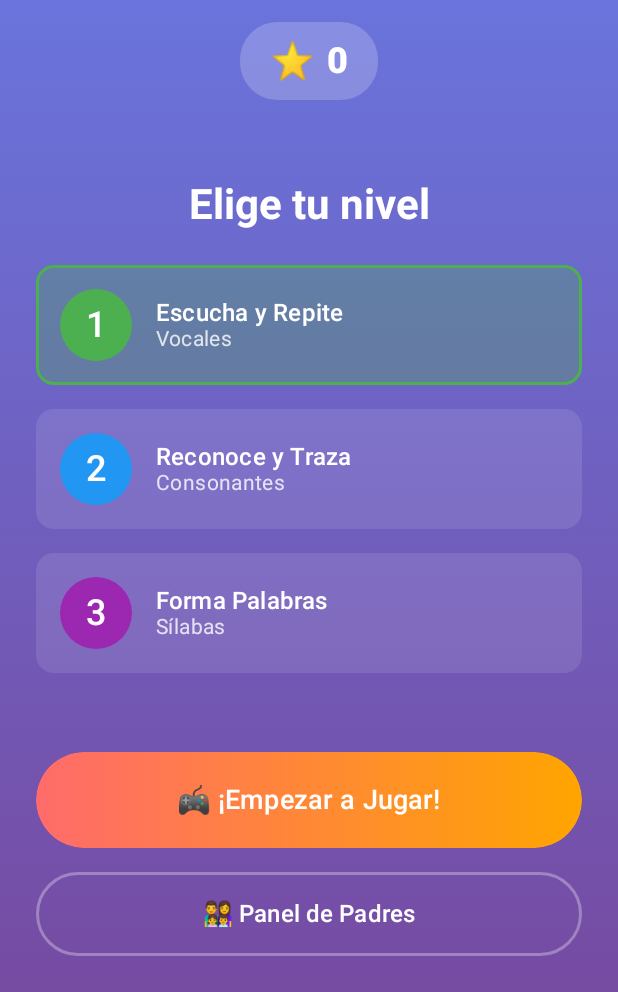
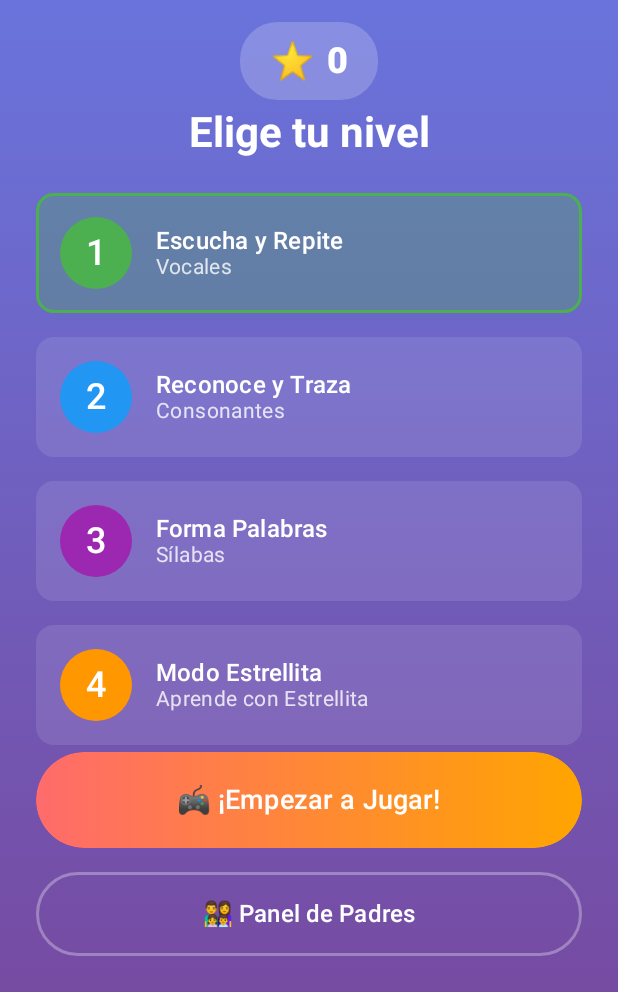
Before and after one commit to ArmandoA88/ABC-aprende-a-leer, an Android app built with Jetpack Compose: the screen it shows after launch (MainActivity), on a phone screen of 412 x 824 dp, the part 244-1236 px from its top. Run offline under Robolectric (Android 15) with nearby library versions, the phone set to English and light mode, and no system bars; our stand-ins replace Dagger/Hilt's generated code, Room's generated code.

Commit message:
estrellita progress

```diff
--- a/app/src/main/java/com/abcaprende/leer/presentation/screens/HomeScreen.kt
+++ b/app/src/main/java/com/abcaprende/leer/presentation/screens/HomeScreen.kt
@@ -74,7 +74,7 @@ fun HomeScreen(
             // Selector de niveles - TODOS DESBLOQUEADOS
             LevelSelector(
                 currentLevel = appState.currentLevel,
-                unlockedLevels = listOf(1, 2, 3), // TODOS DESBLOQUEADOS
+                unlockedLevels = listOf(1, 2, 3, 4), // TODOS DESBLOQUEADOS, incluyendo Modo Estrellita
                 onLevelSelected = { level ->
                     viewModel.handleEvent(AppEvent.SelectLevel(level))
                 },
@@ -220,6 +220,19 @@ private fun LevelSelector(
                 isSelected = currentLevel == 3,
                 color = Level3Color,
                 onClick = { onLevelSelected(3) }
+            )
+
+            LevelButton(
+                level = 4,
+                title = "Modo Estrellita",
+                description = "Aprende con Estrellita",
+                isUnlocked = unlockedLevels.contains(4),
+                isSelected = currentLevel == 4,
+                color = Level4Color, // New color for Estrellita Mode
+                onClick = {
+                    onLevelSelected(4)
+                    navController.navigate("estrellita_mode") // Navigate to Estrellita Mode screen
+                }
             )
         }
     }
```
Also changed, not shown: 1 other file.
